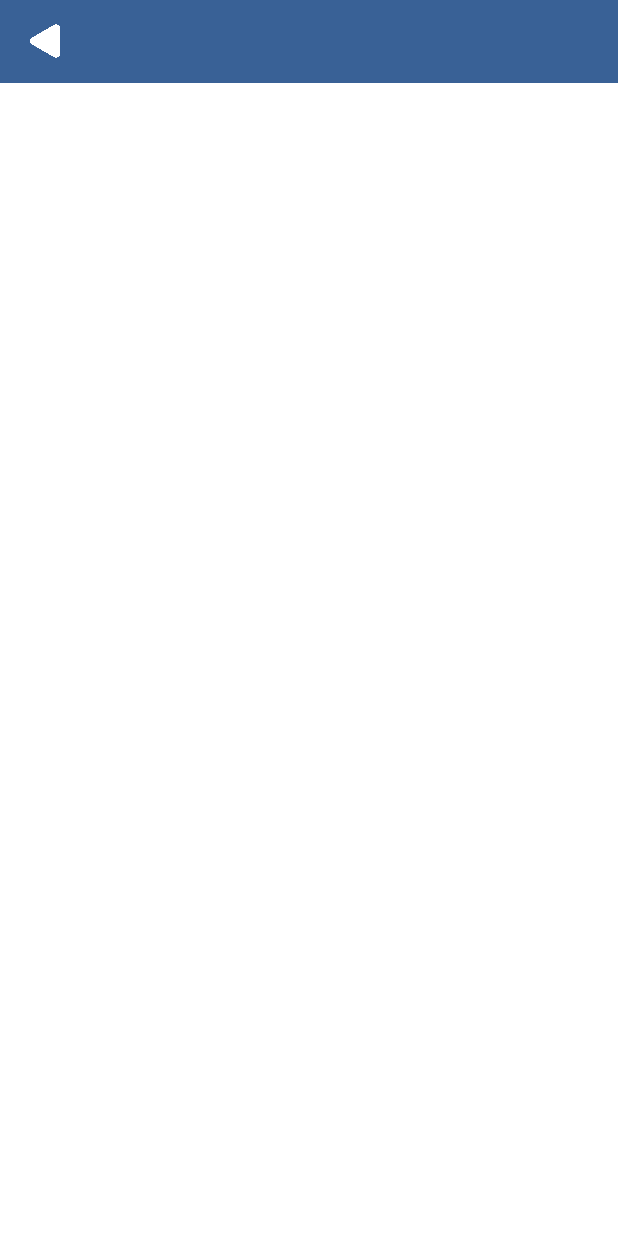
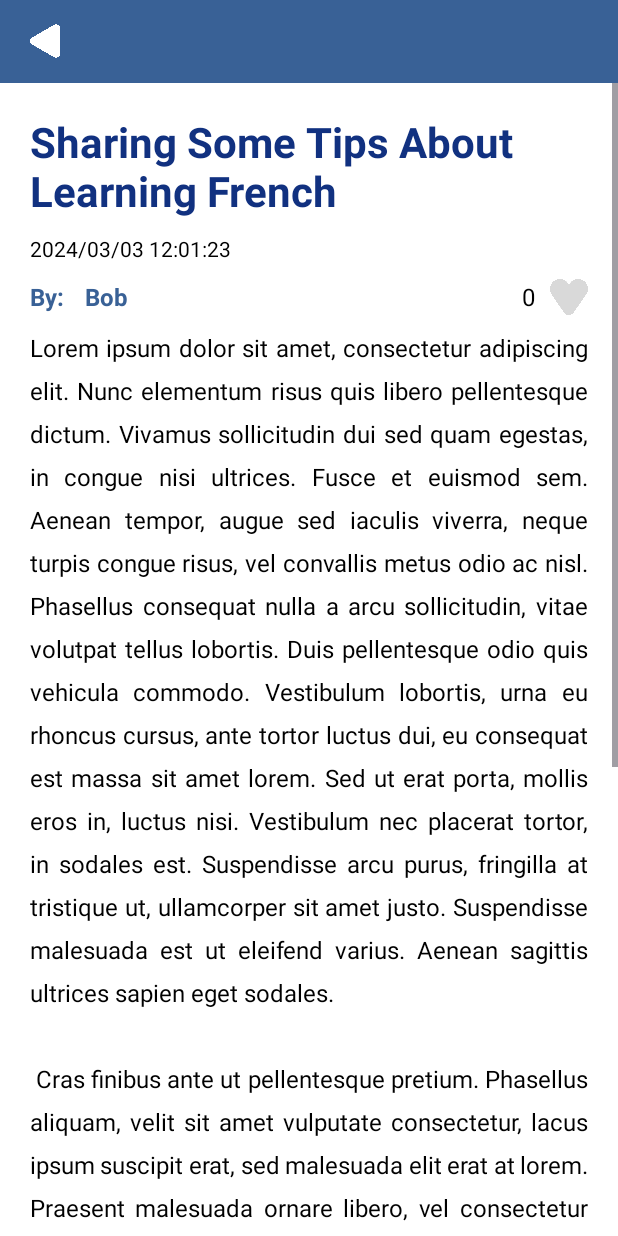
Before and after one commit to cyue49/OnYJase, an Android app: the fragment BlogFragment shown on its own in the app's theme, on a phone screen of 412 x 824 dp. Run offline under Robolectric (Android 15) with nearby library versions, the phone set to English and light mode, and no system bars; 1 statement that could not run was skipped.

Commit message:
added ui for blog content for single blog page

```diff
--- a/app/src/main/res/layout/fragment_blog.xml
+++ b/app/src/main/res/layout/fragment_blog.xml
@@ -9,7 +9,9 @@
     android:fillViewport="true"
     tools:context=".views.blogs.BlogFragment">
 
+    <!-- header -->
     <LinearLayout
+        android:id="@+id/header"
         android:layout_width="match_parent"
         android:layout_height="55dp"
         android:orientation="horizontal"
@@ -19,13 +21,14 @@
         app:layout_constraintTop_toTopOf="parent"
         android:background="@color/subBlue">
 
-
         <ImageView
             android:id="@+id/backBtn"
             android:layout_width="20dp"
             android:layout_height="25dp"
             android:layout_marginStart="20dp"
             android:contentDescription="back button"
+            android:clickable="true"
+            android:focusable="true"
             android:src="@drawable/back_icon" />
 
         <View
@@ -40,6 +43,8 @@
             android:layout_marginEnd="20dp"
             android:contentDescription="edit button"
             android:visibility="invisible"
+            android:clickable="true"
+            android:focusable="true"
             android:src="@drawable/edit_icon" />
 
         <ImageView
@@ -49,8 +54,111 @@
             android:layout_marginEnd="20dp"
             android:contentDescription="delete button"
             android:visibility="invisible"
+            android:clickable="true"
+            android:focusable="true"
             android:src="@drawable/delete_icon" />
     </LinearLayout>
+
+    <!-- Blog Content -->
+    <ScrollView
+        android:layout_width="match_parent"
+        android:layout_height="0dp"
+        android:layout_marginTop="0dp"
+        android:layout_marginBottom="0dp"
+        app:layout_constraintEnd_toEndOf="parent"
+        app:layout_constraintStart_toStartOf="parent"
+        app:layout_constraintTop_toBottomOf="@+id/header"
+        app:layout_constraintBottom_toBottomOf="parent"
+        android:orientation="vertical">
+
+        <LinearLayout
+            android:layout_width="match_parent"
+            android:layout_height="wrap_content"
+            android:orientation="vertical"
+            android:padding="20dp" >
+
+            <TextView
+                android:id="@+id/title"
+                android:layout_width="wrap_content"
+                android:layout_height="wrap_content"
+                android:text="Sharing Some Tips About Learning French"
+                android:textColor="@color/mainBlue"
+                android:textSize="28sp"
+                android:textStyle="bold" />
+
+            <TextView
+                android:id="@+id/dateTime"
+                android:layout_width="match_parent"
+                android:layout_height="wrap_content"
+                android:layout_marginTop="10dp"
+                android:textColor="@color/black"
+                android:textSize="14sp"
+                android:text="2024/03/03 12:01:23" />
+
+        <LinearLayout
+            android:layout_width="match_parent"
+            android:layout_height="wrap_content"
+            android:layout_marginVertical="10dp"
+            android:orientation="horizontal"
+            android:gravity="center_vertical" >
+
+            <TextView
+                android:id="@+id/by"
+                android:layout_width="wrap_content"
+                android:layout_height="wrap_content"
+                android:text="By: "
+                android:textColor="@color/subBlue"
+                android:textSize="16sp"
+                android:textStyle="bold" />
+
+            <TextView
+                android:id="@+id/username"
+                android:layout_width="wrap_content"
+                android:layout_height="wrap_content"
+                android:layout_marginStart="10dp"
+                android:text="Bob"
+                android:textColor="@color/subBlue"
+                android:textSize="16sp"
+                android:textStyle="bold" />
+
+            <View
+                android:layout_width = "0dp"
+                android:layout_height = "wrap_content"
+                android:layout_weight = "1"/>
+
+            <TextView
+                android:id="@+id/likes"
+                android:layout_width="wrap_content"
+                android:layout_height="wrap_content"
+                android:layout_marginEnd="10dp"
+                android:text="0"
+                android:textColor="@color/black"
+                android:textSize="16sp" />
+
+            <ImageView
+                android:id="@+id/likeBtn"
+                android:layout_width="25dp"
+                android:layout_height="25dp"
+                android:clickable="true"
+                android:contentDescription="heart button"
+                android:focusable="true"
+                android:src="@drawable/gray_heart" />
+
+        </LinearLayout>
+
+            <TextView
+                android:id="@+id/content"
+                android:layout_width="match_parent"
+                android:layout_height="wrap_content"
+                android:lineSpacingExtra="10sp"
+                android:text="@string/sample_text"
+                android:textColor="@color/black"
+                android:textSize="16sp"
+                android:justificationMode="inter_word"
+                tools:ignore="UnusedAttribute" />
+        </LinearLayout>
+
+    </ScrollView>
 
 <!--    <com.google.android.material.textfield.TextInputLayout-->
 <!--        android:id="@+id/commentBox"-->
@@ -59,6 +167,8 @@
 <!--        android:layout_height="wrap_content"-->
 <!--        android:hint="Comment"-->
 <!--        android:padding="5dp"-->
+<!--        android:background="@color/white"-->
+<!--        app:boxBackgroundColor="@color/white"-->
 <!--        app:boxBackgroundMode="outline"-->
 <!--        app:boxCornerRadiusBottomEnd="25dp"-->
 <!--        app:boxCornerRadiusBottomStart="25dp"-->
```
Also changed, not shown: app/src/main/res/drawable-nodpi/blue_heart.png (added), app/src/main/res/drawable-nodpi/gray_heart.png (added).
